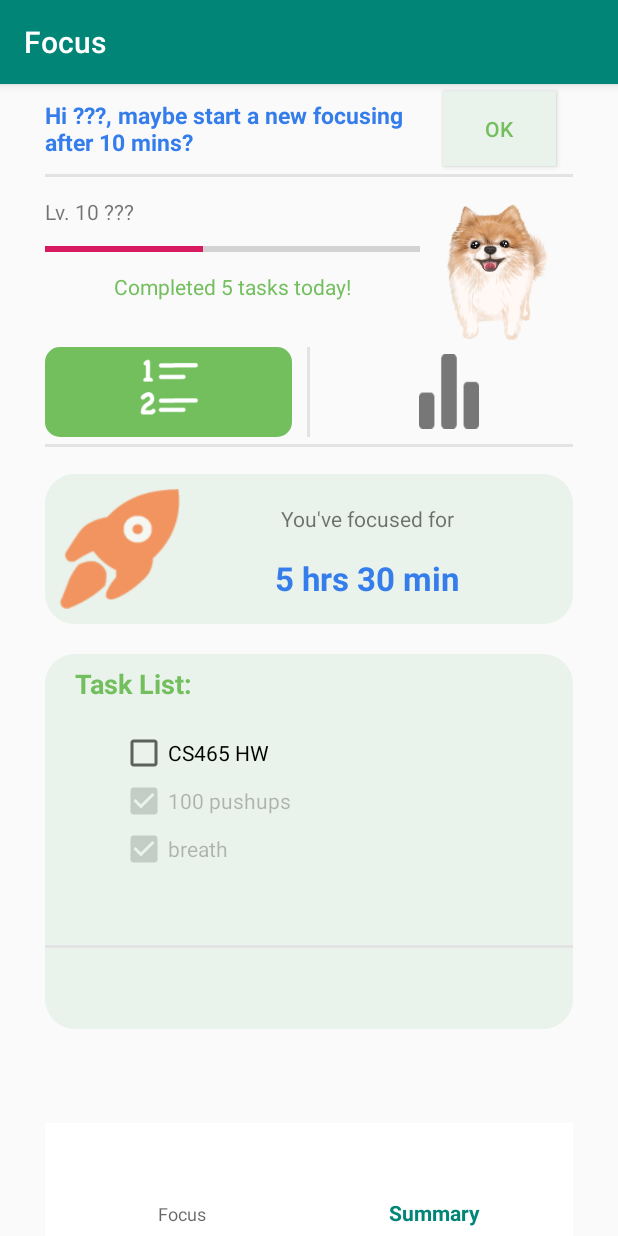
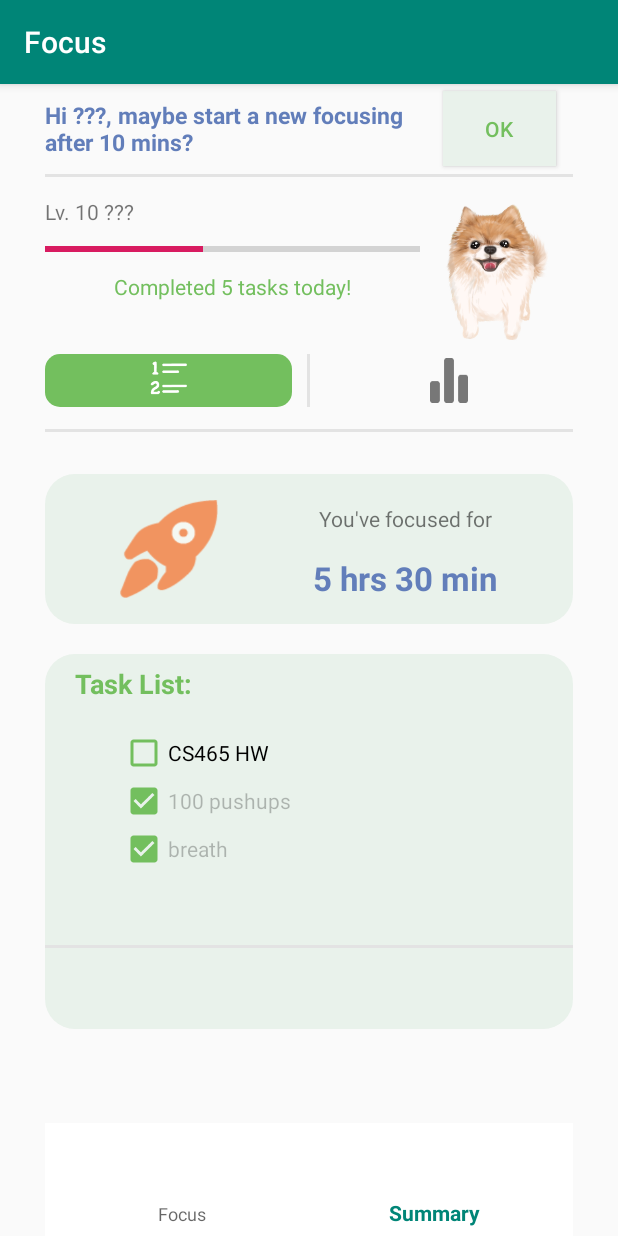
Before and after one commit to cechiu2/SiebelUnited, an Android app: the screen it shows after launch (MainActivity), item 2 of the bottom bar chosen, on a phone screen of 412 x 824 dp. Run offline under Robolectric (Android 15) with nearby library versions, the phone set to English and light mode, and no system bars; libraries missing offline, so code that uses them is left out: com.github.mikephil.charting; plain views replace BarChart; 18 statements that could not run were skipped.

Commit message:
0430: Updated Yinuo's changes:

```diff
--- a/app/src/main/java/siebelunited/cs465/illinois/edu/focus/HomeFragment.java
+++ b/app/src/main/java/siebelunited/cs465/illinois/edu/focus/HomeFragment.java
@@ -1,11 +1,14 @@
 package siebelunited.cs465.illinois.edu.focus;
 import android.content.DialogInterface;
+import android.content.res.ColorStateList;
+import android.graphics.Color;
 import android.os.Bundle;
 import android.support.annotation.NonNull;
 import android.support.annotation.Nullable;
 import android.support.design.widget.BottomNavigationView;
 import android.support.v4.app.Fragment;
 import android.support.v4.content.ContextCompat;
+import android.support.v4.widget.CompoundButtonCompat;
 import android.support.v7.app.AlertDialog;
 import android.util.Log;
 import android.view.LayoutInflater;
@@ -44,6 +47,7 @@ public class HomeFragment extends Fragment{
             CheckBox temp = new CheckBox(getView().getContext());
             final Task task = (Task)tasks.get(i);
             temp.setId(i);
+            CompoundButtonCompat.setButtonTintList(temp, ColorStateList.valueOf(Color.parseColor("#73BF5E")));
             temp.setLayoutParams(new LinearLayout.LayoutParams(LinearLayout.LayoutParams.WRAP_CONTENT, LinearLayout.LayoutParams.WRAP_CONTENT));
             temp.setText(((Task)tasks.get(i)).task_name);
             temp.setChecked(((Task) tasks.get(i)).is_finished == 1);
--- a/app/src/main/res/layout/fragment_home.xml
+++ b/app/src/main/res/layout/fragment_home.xml
@@ -18,7 +18,7 @@
             android:layout_height="match_parent"
             android:gravity="center_vertical"
             android:text="Hi __, maybe start a new focus period after 10 mins?"
-            android:textColor="#347deb"
+            android:textColor="#627eba"
             android:textSize="15sp"
             android:textStyle="bold"
 
@@ -92,10 +92,11 @@
     <!--Tabs that switches between task list and statistics-->
     <LinearLayout
         android:layout_width="match_parent"
-        android:layout_height="60dp"
-        android:layout_marginTop="175dp"
+        android:layout_height="35dp"
+        android:layout_marginTop="180dp"
         app:layout_constraintTop_toTopOf="parent"
-        tools:layout_editor_absoluteX="0dp">
+
+        tools:layout_editor_absoluteX="-1dp">
 
         <LinearLayout
             android:id="@+id/todo_tab"
@@ -108,8 +109,8 @@
 
             <ImageButton
                 android:id="@+id/todo_button"
-                android:layout_width="40dp"
-                android:layout_height="50dp"
+                android:layout_width="25dp"
+                android:layout_height="30dp"
                 android:background="@drawable/list_icon_selected"
                 android:onClick="list_onClick"></ImageButton>
         </LinearLayout>
@@ -132,8 +133,8 @@
 
             <ImageButton
                 android:id="@+id/stat_button"
-                android:layout_width="40dp"
-                android:layout_height="50dp"
+                android:layout_width="25dp"
+                android:layout_height="30dp"
                 android:background="@drawable/bar_icon_unselected"
                 android:onClick="stat_onClick"></ImageButton>
         </LinearLayout>
@@ -142,7 +143,7 @@
     <View
         android:layout_width="match_parent"
         android:layout_height="2dp"
-        android:layout_marginTop="240dp"
+        android:layout_marginTop="230dp"
         android:background="#e3e3e3"
         app:layout_constraintTop_toTopOf="parent"
         tools:layout_editor_absoluteX="0dp" />
@@ -168,9 +169,9 @@
             tools:layout_editor_absoluteY="255dp">
 
             <ImageView
-                android:layout_width="80dp"
-                android:layout_height="match_parent"
-                android:layout_marginLeft="10dp"
+                android:layout_width="65dp"
+                android:layout_height="65dp"
+                android:layout_marginLeft="50dp"
                 android:layout_marginTop="10dp"
                 android:layout_marginBottom="10dp"
                 android:background="@drawable/rokect_icon"></ImageView>
@@ -198,7 +199,7 @@
                     android:layout_gravity="center_horizontal"
                     android:gravity="center"
                     android:text="_hrs _mins"
-                    android:textColor="#347deb"
+                    android:textColor="#627eba"
                     android:textSize="22sp"
                     android:textStyle="bold"></TextView>
             </LinearLayout>
```
